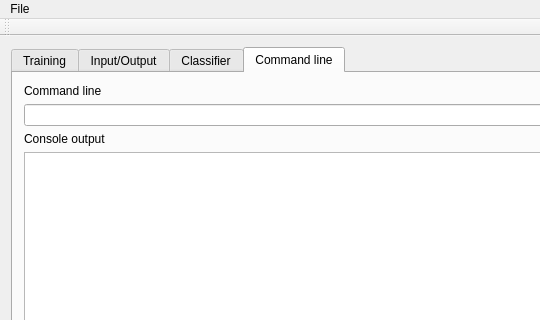
Above: qt/pksvm_gui/mainwindow.ui from gitGNU/gnu_pktools before the change; both pictures show x 0 to 540 and y 0 to 320 of the 628 by 614 pixel window. Below: the same form after it.
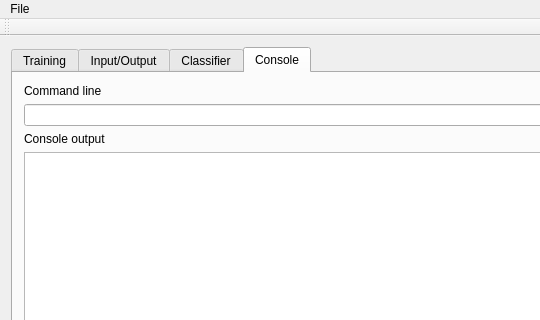
That is the form after the change.

Diff of the .ui file:
```diff
--- a/qt/pksvm_gui/mainwindow.ui
+++ b/qt/pksvm_gui/mainwindow.ui
@@ -378,7 +378,7 @@
       </widget>
       <widget class="QWidget" name="tab_4">
        <attribute name="title">
-        <string>Command line</string>
+        <string>Console</string>
        </attribute>
        <layout class="QVBoxLayout" name="verticalLayout_6">
         <item>
```
